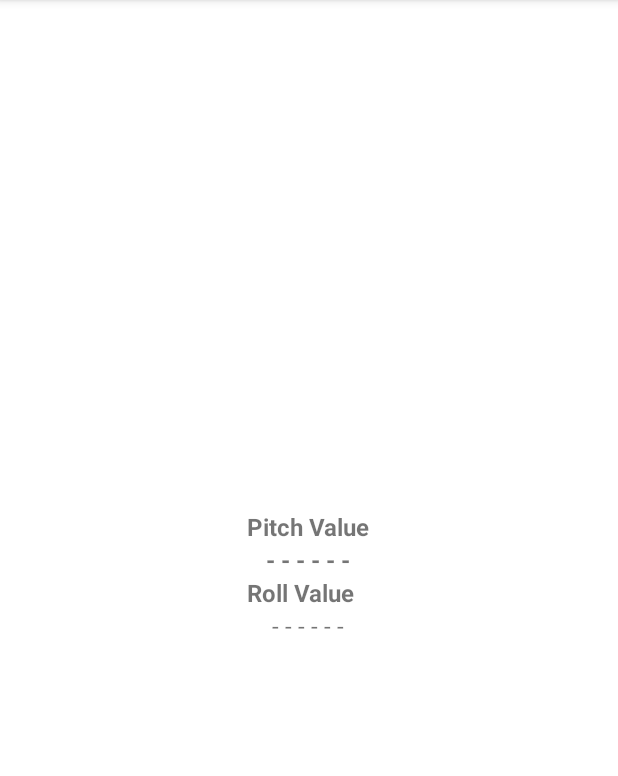
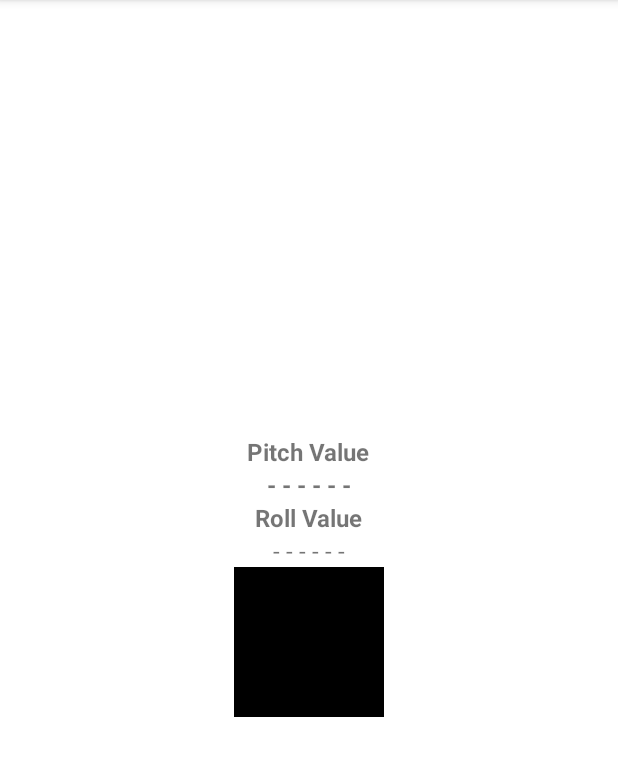
Before and after one commit to latesh142/OrientationViewer, an Android app: the screen it shows after launch (MainActivity), on a phone screen of 412 x 824 dp, the part 84-860 px from its top. Run offline under Robolectric (Android 15) with nearby library versions, the phone set to English and light mode, and no system bars; libraries missing offline, so code that uses them is left out: com.example.orientationsensor; 3 statements that could not run were skipped.

Commit message:
cosmetic changes

```diff
--- a/app/src/main/java/com/example/orientationviewer/MainActivity.kt
+++ b/app/src/main/java/com/example/orientationviewer/MainActivity.kt
@@ -6,6 +6,7 @@ import android.content.Intent
 import android.content.IntentFilter
 import androidx.appcompat.app.AppCompatActivity
 import android.os.Bundle
+import android.view.View
 import android.widget.TextView
 import com.example.orientationsensor.service.OrientationManager
 import com.example.orientationsensor.util.AppConstants
@@ -16,12 +17,14 @@ class MainActivity : AppCompatActivity() {
     lateinit var mIntentFilter: IntentFilter
     lateinit var orientationManager: OrientationManager
     lateinit var mReceiver: BroadcastReceiver
+    lateinit var container: View
 
     override fun onCreate(savedInstanceState: Bundle?) {
         super.onCreate(savedInstanceState)
         setContentView(R.layout.activity_main)
         pitch = findViewById(R.id.pitch)
         roll = findViewById(R.id.roll)
+        container = findViewById(R.id.container)
 
         orientationManager = OrientationManager(this@MainActivity)
         orientationManager.connectToRemoteService()
@@ -57,6 +60,8 @@ class MainActivity : AppCompatActivity() {
             val pitchValue = intent.getStringExtra(AppConstants.PITCH_VALUE)
             pitch.text = pitchValue
             roll.text = rollValue
+            container.rotationX = (pitchValue?.toFloat() ?: 0) as Float
+            container.rotationY = (rollValue?.toFloat() ?: 0) as Float
         }
     }
 }
--- a/app/src/main/res/layout/activity_main.xml
+++ b/app/src/main/res/layout/activity_main.xml
@@ -16,15 +16,16 @@
         <TextView
             android:layout_width="wrap_content"
             android:layout_height="wrap_content"
-            android:text="Pitch Value"
-            android:textSize="16sp"
+            android:text="@string/pitch_label"
+            android:layout_gravity="center_horizontal"
+            android:textSize="@dimen/text_size"
             android:textStyle="bold"/>
 
         <TextView
             android:id="@+id/pitch"
             android:layout_width="wrap_content"
             android:layout_height="wrap_content"
-            android:textSize="16sp"
+            android:textSize="@dimen/text_size"
             android:layout_gravity="center_horizontal"
             android:text="- - - - - -"
             android:textStyle="bold"/>
@@ -32,8 +33,9 @@
         <TextView
             android:layout_width="wrap_content"
             android:layout_height="wrap_content"
-            android:text="Roll Value"
-            android:textSize="16sp"
+            android:layout_gravity="center_horizontal"
+            android:text="@string/roll_label"
+            android:textSize="@dimen/text_size"
             android:textStyle="bold"/>
 
         <TextView
@@ -42,7 +44,13 @@
             android:layout_height="wrap_content"
             android:layout_gravity="center_horizontal"
             android:text="- - - - - -"
-            android:textSize="16sp"/>
+            android:textSize="@dimen/text_size"/>
+
+        <View
+            android:id="@+id/container"
+            android:layout_width="@dimen/container_size"
+            android:layout_height="@dimen/container_size"
+            android:background="@color/black"/>
 
     </LinearLayout>
 
--- /dev/null
+++ b/app/src/main/res/values/dimen.xml
@@ -0,0 +1,5 @@
+<?xml version="1.0" encoding="utf-8"?>
+<resources>
+    <dimen name="container_size">100dp</dimen>
+    <dimen name="text_size">16sp</dimen>
+</resources>
--- a/app/src/main/res/values/strings.xml
+++ b/app/src/main/res/values/strings.xml
@@ -1,3 +1,5 @@
 <resources>
     <string name="app_name">OrientationViewer</string>
+    <string name="roll_label">Roll Value</string>
+    <string name="pitch_label">Pitch Value</string>
 </resources>
```
